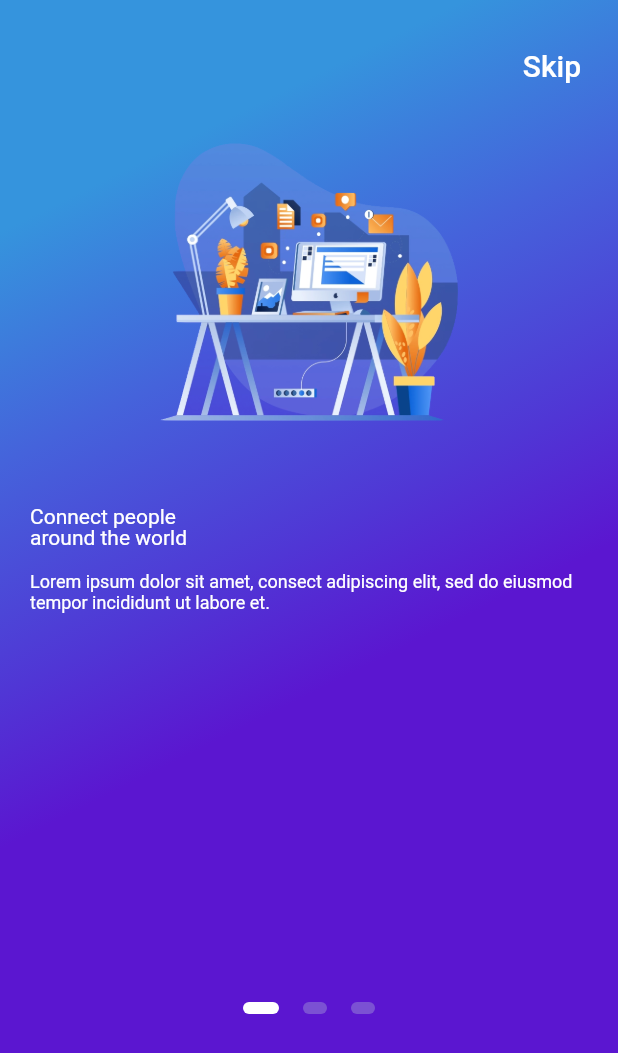
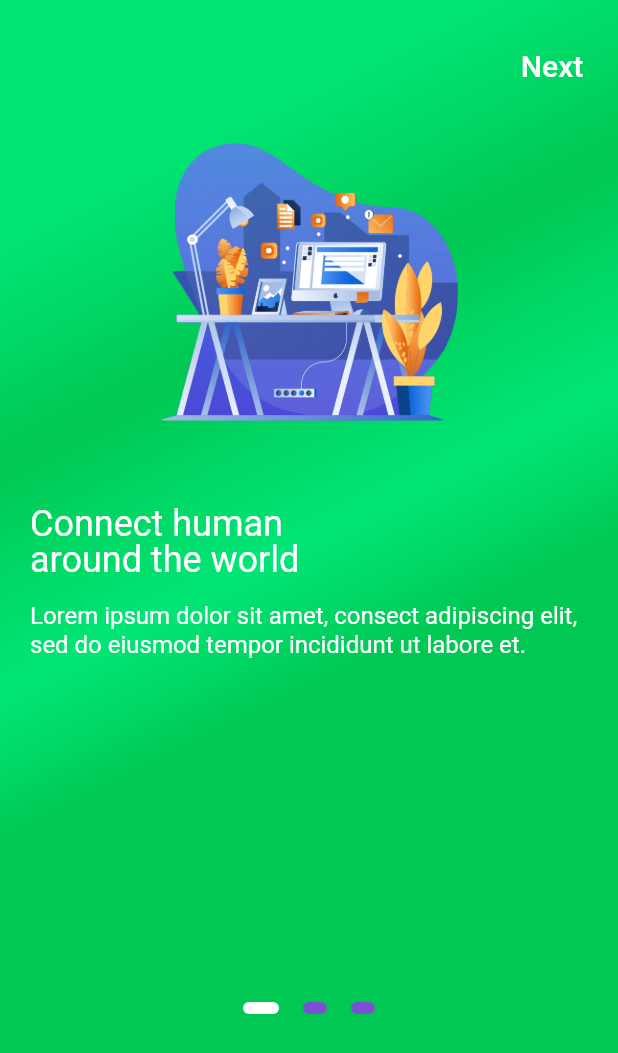
Before and after one commit to zidniryi/Flutter-App, a Flutter app: the screen it shows after launch, on a phone screen of 412 x 824 dp. Shown: the top 1053 px of the screen. Run offline on Flutter 3.47's test engine with Material 2 defaults, Android fonts, the phone set to English and light mode, and no system bars; Roboto replaces fonts that are missing (CM Sans Serif).

Commit message:
Finish All UI and Functionality in On Boarding App

```diff
--- a/lib/screens/onboarding_screen.dart
+++ b/lib/screens/onboarding_screen.dart
@@ -45,10 +45,10 @@ class _OnboardingScreenState extends State<OnboardingScreen> {
               begin: Alignment.topCenter,
               stops: [0.1, 0.4, 0.7, 0.9],
               colors: [
-                Color(0xFF3594DD),
-                Color(0xFF4563DB),
-                Color(0xFF5036D5),
-                Color(0xFF5B16D0),
+                Color(4278249078),
+                Color(4278241363),
+                Color(4278249078),
+                Color(4278241363),
               ],
             ),
           ),
@@ -58,19 +58,25 @@ class _OnboardingScreenState extends State<OnboardingScreen> {
             child: Column(
               crossAxisAlignment: CrossAxisAlignment.stretch,
               children: <Widget>[
-                Container(
+                _currentPage != _numPages - 1
+                    ?  Container(
                   alignment: Alignment.centerRight,
                   child: FlatButton(
-                    onPressed: () => print('Skip'),
+                       onPressed: () {
+                              _pageController.nextPage(
+                                duration: Duration(milliseconds: 500),
+                                curve: Curves.ease,
+                              );
+                            },
                     child: Text(
-                      'Skip',
+                      'Next',
                       style: TextStyle(
                         color: Colors.white,
                         fontSize: 20.0,
                       ),
                     ),
                   ),
-                ),
+                ) : Text(""),
                 Container(
                   height: 600.0,
                   child: PageView(
@@ -98,7 +104,7 @@ class _OnboardingScreenState extends State<OnboardingScreen> {
                             ),
                             SizedBox(height: 50.0),
                             Text(
-                              'Connect people\naround the world',
+                              'Connect human\naround the world',
                               style: kTitleStyle,
                             ),
                             SizedBox(height: 15.0),
@@ -222,7 +228,7 @@ class _OnboardingScreenState extends State<OnboardingScreen> {
                     child: Text(
                       'Get started',
                       style: TextStyle(
-                        color: Color(0xFF5B16D0),
+                        color: Color(4278241363),
                         fontSize: 20.0,
                         fontWeight: FontWeight.bold,
                       ),
@@ -238,10 +244,10 @@ class _OnboardingScreenState extends State<OnboardingScreen> {
             gradient: LinearGradient(
               stops: [0.1, 0.4, 0.7, 0.9],
               colors: [
-                Color(0xFF5B16D0),
-                Color(0xFF5B16D0),
-                Color(0xFF5B16D0),
-                Color(0xFF5B16D0),
+                Color(4278241363),
+                Color(4278241363),
+                Color(4278241363),
+                Color(4278241363),
               ],
             ),
           ),
--- a/lib/utilities/styles.dart
+++ b/lib/utilities/styles.dart
@@ -3,12 +3,12 @@ import 'package:flutter/material.dart';
 final kTitleStyle = TextStyle(
   color: Colors.white,
   fontFamily: 'CM Sans Serif',
-  fontSize: 14.0,
+  fontSize: 24.0,
   height: 1,
 );
 
 final kSubtitleStyle = TextStyle(
   color: Colors.white,
-  fontSize: 12.0,
+  fontSize: 16.0,
   height: 1.2,
 );
```
